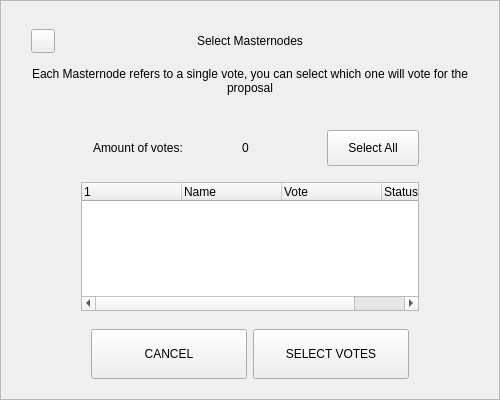
Above: src/qt/hemis/forms/mnselectiondialog.ui from hypermoist/Hemis before the change. Below: the same form after it.
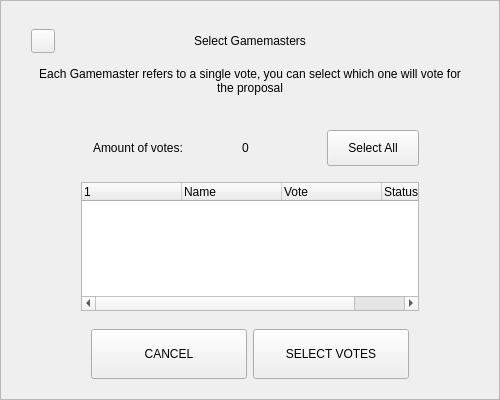
That is the form after the change.

Commit message: Masternode/MASTERNODE/MN/mn to Gamemaster/GAMEMASTER/GM/gm

The edit to the form file:
```diff
--- a/src/qt/hemis/forms/mnselectiondialog.ui
+++ b/src/qt/hemis/forms/mnselectiondialog.ui
@@ -114,7 +114,7 @@
            <string notr="true">padding-right:24px;</string>
           </property>
           <property name="text">
-           <string>Select Masternodes</string>
+           <string>Select Gamemasters</string>
           </property>
           <property name="alignment">
            <set>Qt::AlignCenter</set>
@@ -142,7 +142,7 @@
       <item>
        <widget class="QLabel" name="labelMessage">
         <property name="text">
-         <string>Each Masternode refers to a single vote, you can select which one will vote for the proposal</string>
+         <string>Each Gamemaster refers to a single vote, you can select which one will vote for the proposal</string>
         </property>
         <property name="alignment">
          <set>Qt::AlignCenter</set>
```
The commit also changes 234 other files.
